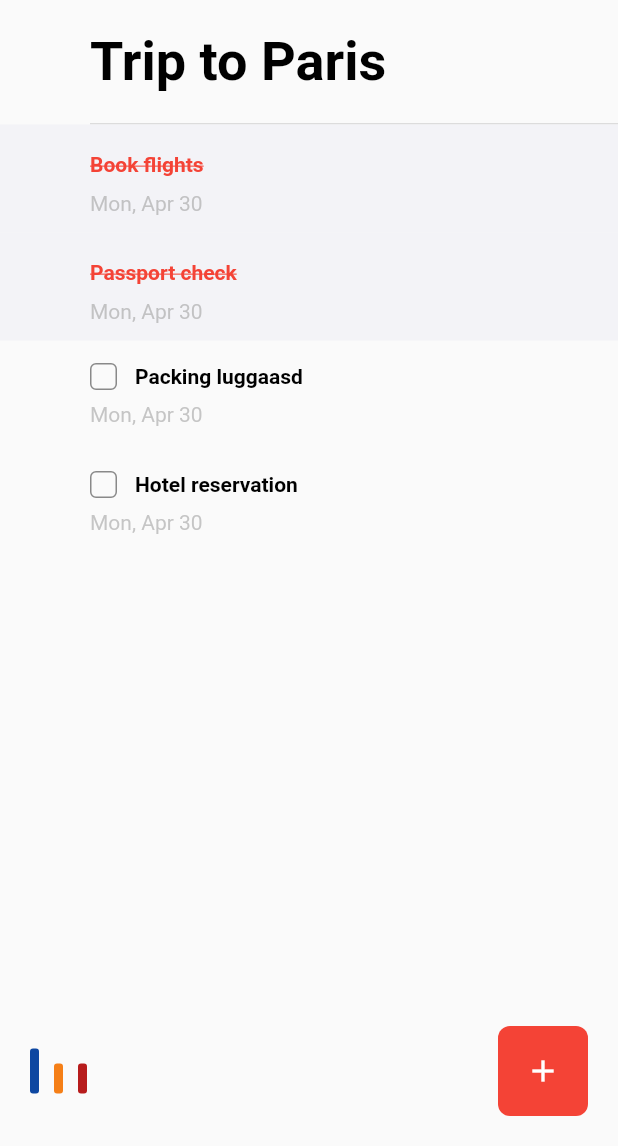
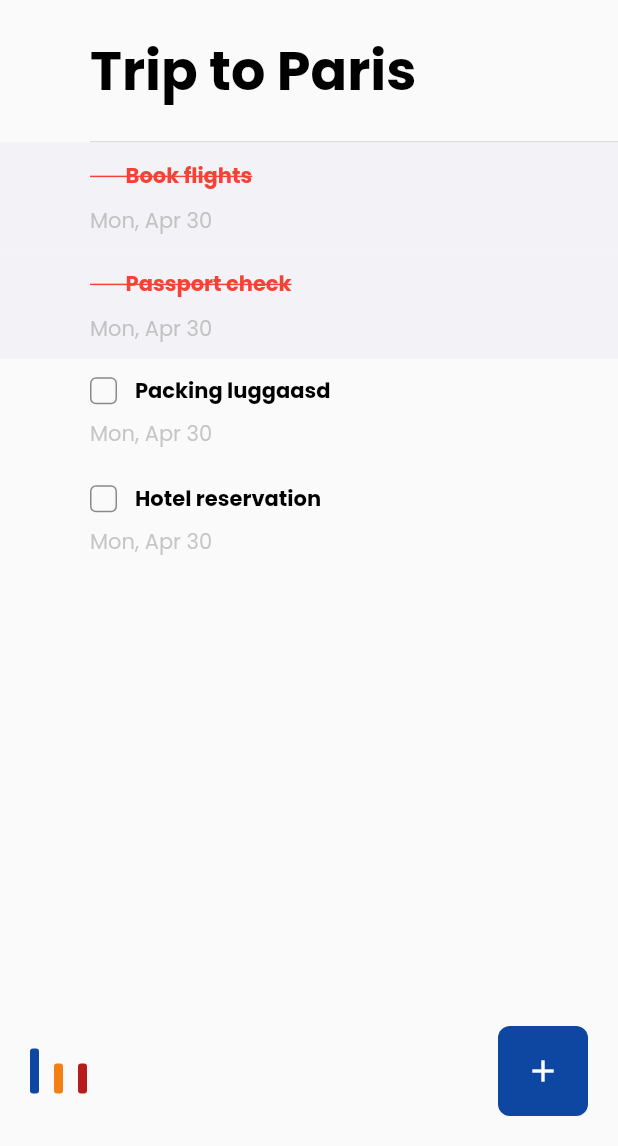
Before and after one commit to cmrnrbs/flutter_todo_app, a Flutter app: the screen it shows after launch, after a tap on "Trip to Paris", on a phone screen of 412 x 824 dp, the part 90-1236 px from its top. Run offline on Flutter 3.47's test engine with Material 2 defaults, Android fonts, the phone set to English and light mode, and no system bars; our stand-ins replace flutter_svg, google_fonts.

Commit message:
ufak düzeltmeler içerir

```diff
--- a/lib/main.dart
+++ b/lib/main.dart
@@ -1,4 +1,6 @@
 import 'package:flutter/material.dart';
+import 'package:flutter_svg/flutter_svg.dart';
+import 'package:google_fonts/google_fonts.dart';
 import 'extramental_navigation_bar.dart';
 
 import 'models/todo.dart';
@@ -135,6 +137,19 @@ class _HomeScreenState extends State<HomeScreen> {
       bottomNavigationBar: const ExtrementalNavigationBar(),
       body: Column(
         children: [
+          const SizedBox(
+            height: 54,
+          ),
+          Align(
+            alignment: Alignment.topLeft,
+            child: Padding(
+              padding: const EdgeInsets.only(left: 60.0),
+              child: SvgPicture.asset(
+                'assets/document.svg',
+                width: 30,
+              ),
+            ),
+          ),
           const Spacer(),
           Row(
             mainAxisSize: MainAxisSize.max,
@@ -150,16 +165,16 @@ class _HomeScreenState extends State<HomeScreen> {
               Expanded(
                   child: Center(
                 child: RichText(
-                  text: const TextSpan(
+                  text: TextSpan(
                       text: 'Tasks',
-                      style: TextStyle(
+                      style: GoogleFonts.poppins(
                           color: Colors.black,
                           fontSize: 24,
                           fontWeight: FontWeight.bold),
                       children: <TextSpan>[
                         TextSpan(
                           text: ' Lists',
-                          style: TextStyle(
+                          style: GoogleFonts.poppins(
                               color: Colors.black38,
                               fontSize: 24,
                               fontWeight: FontWeight.normal),
@@ -196,9 +211,9 @@ class _HomeScreenState extends State<HomeScreen> {
               const SizedBox(
                 height: 20,
               ),
-              const Text(
+              Text(
                 'Add List',
-                style: TextStyle(color: Colors.black54, fontSize: 14),
+                style: GoogleFonts.poppins(color: Colors.black54, fontSize: 14),
               )
             ],
           ),
--- a/lib/todo_detail.dart
+++ b/lib/todo_detail.dart
@@ -96,12 +96,13 @@ class _TodoDetailState extends State<TodoDetail> with TickerProviderStateMixin {
               ),
               Transform.scale(
                 scale: scaleController.value,
-                child: Container(
+                child: AnimatedContainer(
+                  duration: const Duration(milliseconds: 400),
                   width: 60,
                   height: 60,
                   decoration: BoxDecoration(
                       borderRadius: BorderRadius.circular(8),
-                      color: Colors.red),
+                      color: widget.todoInfo[initialPage].itemColor),
                   child: const Center(
                     child: Icon(
                       Icons.add_outlined,
--- a/lib/todo_page.dart
+++ b/lib/todo_page.dart
@@ -1,4 +1,5 @@
 import 'package:flutter/material.dart';
+import 'package:google_fonts/google_fonts.dart';
 
 import 'hero_widget.dart';
 import 'models/todo.dart';
@@ -70,7 +71,7 @@ class _TodoPageState extends State<TodoPage> with TickerProviderStateMixin {
                       widget.index.toString(),
                   child: Text(
                     widget.todo.title,
-                    style: const TextStyle(
+                    style: GoogleFonts.poppins(
                         color: Colors.black,
                         fontSize: 36,
                         fontWeight: FontWeight.bold),
@@ -113,12 +114,16 @@ class _TodoPageState extends State<TodoPage> with TickerProviderStateMixin {
                                   index.toString(),
                               child: widget.todo.todoSubItem![index].todoType ==
                                       TodoType.isCompleted
-                                  ? Text(widget.todo.todoSubItem![index].title!,
-                                      style: const TextStyle(
+                                  ? Text(
+                                      "        " +
+                                          widget
+                                              .todo.todoSubItem![index].title!,
+                                      style: GoogleFonts.poppins(
                                           height: 1.8,
                                           color: Colors.red,
                                           fontSize: 14,
                                           fontWeight: FontWeight.bold,
+                                          decorationThickness: 1.4,
                                           decoration:
                                               TextDecoration.lineThrough))
                                   : Row(
@@ -141,14 +146,13 @@ class _TodoPageState extends State<TodoPage> with TickerProviderStateMixin {
                                           width: 12,
                                         ),
                                         Text(
-                                          widget
-                                              .todo.todoSubItem![index].title!,
-                                          style: const TextStyle(
-                                            color: Colors.black,
-                                            fontWeight: FontWeight.bold,
-                                            fontSize: 14,
-                                          ),
-                                        )
+                                            widget.todo.todoSubItem![index]
+                                                .title!,
+                                            style: GoogleFonts.poppins(
+                                              color: Colors.black,
+                                              fontWeight: FontWeight.bold,
+                                              fontSize: 14,
+                                            ))
                                       ],
                                     ),
                             ),
@@ -158,7 +162,8 @@ class _TodoPageState extends State<TodoPage> with TickerProviderStateMixin {
                                 padding: EdgeInsets.only(top: 8.0),
                                 child: Text(
                                   widget.todo.todoSubItem![index].createdDate,
-                                  style: TextStyle(color: Colors.grey),
+                                  style:
+                                      GoogleFonts.poppins(color: Colors.grey),
                                 ),
                               ),
                               duration: const Duration(milliseconds: 700),
--- a/lib/todo_widget.dart
+++ b/lib/todo_widget.dart
@@ -1,6 +1,7 @@
 import 'dart:developer';
 
 import 'package:flutter/material.dart';
+import 'package:google_fonts/google_fonts.dart';
 import 'models/todo.dart';
 
 import 'hero_widget.dart';
@@ -102,11 +103,15 @@ class _TodoWidgetState extends State<TodoWidget> {
                                   index.toString(),
                               child: todoItem.todoSubItem![index].todoType ==
                                       TodoType.isCompleted
-                                  ? Text(todoItem.todoSubItem![index].title!,
-                                      style: const TextStyle(
+                                  ? Text(
+                                      "        " +
+                                          todoItem.todoSubItem![index].title!,
+                                      maxLines: 1,
+                                      style: GoogleFonts.poppins(
                                           color: Colors.white38,
                                           fontSize: 13,
                                           height: 1.8,
+                                          decorationThickness: 1.4,
                                           decoration:
                                               TextDecoration.lineThrough))
                                   : Row(
@@ -137,16 +142,17 @@ class _TodoWidgetState extends State<TodoWidget> {
                                         SizedBox(
                                           width: 116,
                                           child: Text(
-                                            todoItem.todoSubItem != null
-                                                ? todoItem
-                                                    .todoSubItem![index].title!
-                                                : "",
-                                            style: const TextStyle(
-                                                color: Colors.white,
-                                                fontSize: 13,
-                                                overflow:
-                                                    TextOverflow.ellipsis),
-                                          ),
+                                              todoItem.todoSubItem != null
+                                                  ? todoItem.todoSubItem![index]
+                                                      .title!
+                                                  : "",
+                                              maxLines: 1,
+                                              style: GoogleFonts.poppins(
+                                                  color: Colors.white,
+                                                  fontSize: 13,
+                                                  textStyle: TextStyle(
+                                                      overflow: TextOverflow
+                                                          .ellipsis))),
                                         )
                                       ],
                                     ),
--- a/pubspec.yaml
+++ b/pubspec.yaml
@@ -13,6 +13,7 @@ dependencies:
   flutter:
     sdk: flutter
   flutter_svg: ^1.0.3
+  google_fonts: ^2.3.2
 
 dev_dependencies:
   flutter_lints: ^2.0.0
```
Also changed, not shown: pubspec.lock, 1 other file.
